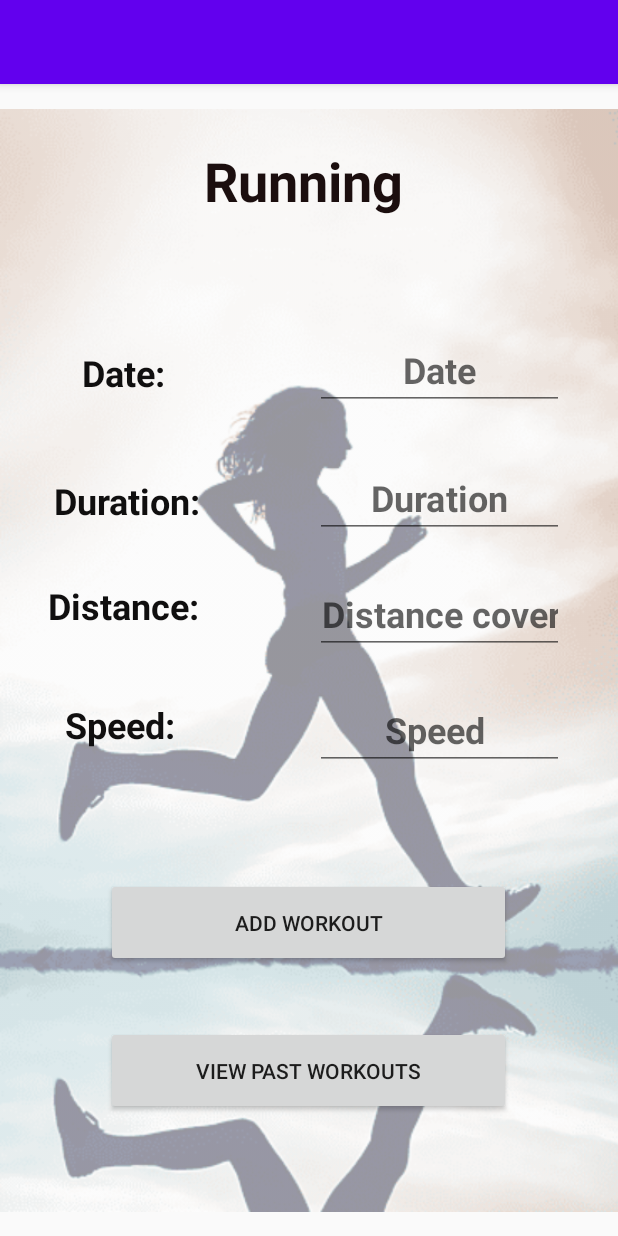
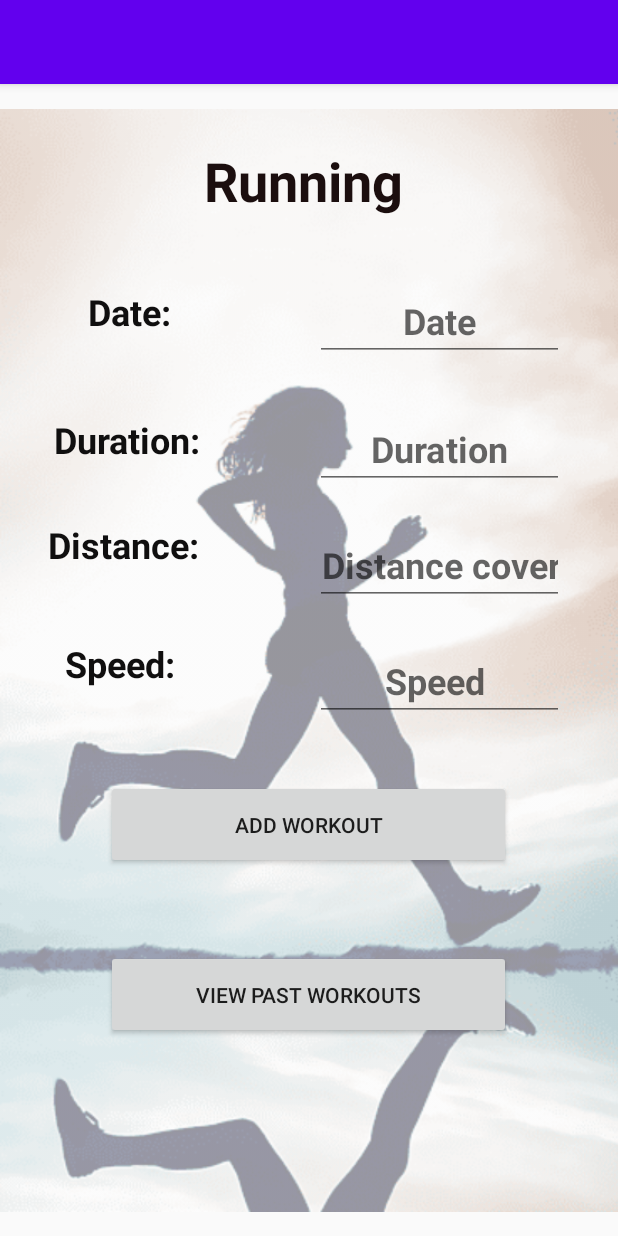
Before and after one commit to SkltnJack/WorkoutFinalProject, an Android app: the RunningFragment screen opened through its navigation route, on a phone screen of 412 x 824 dp. Run offline under Robolectric (Android 15) with nearby library versions, the phone set to English and light mode, and no system bars; our stand-ins replace data binding; Roboto replaces fonts that are not available here.

Commit message:
added buttons to running_fragment.xml and weight_fragment.xml

```diff
--- a/app/src/main/res/layout/running_fragment.xml
+++ b/app/src/main/res/layout/running_fragment.xml
@@ -45,8 +45,8 @@
             android:id="@+id/textViewDate"
             android:layout_width="139dp"
             android:layout_height="41dp"
-            android:layout_marginStart="16dp"
-            android:layout_marginTop="176dp"
+            android:layout_marginStart="20dp"
+            android:layout_marginTop="44dp"
             android:fontFamily="@font/advent_pro_semibold"
             android:text="Date: "
             android:textAlignment="center"
@@ -54,7 +54,7 @@
             android:textSize="24sp"
             android:textStyle="bold"
             app:layout_constraintStart_toStartOf="parent"
-            app:layout_constraintTop_toTopOf="parent" />
+            app:layout_constraintTop_toBottomOf="@+id/textViewRun" />
 
         <TextView
             android:id="@+id/textViewTime"
@@ -105,7 +105,7 @@
             android:id="@+id/editDate"
             android:layout_width="166dp"
             android:layout_height="49dp"
-            android:layout_marginTop="168dp"
+            android:layout_marginTop="44dp"
             android:layout_marginEnd="36dp"
             android:alpha="1"
             android:ems="10"
@@ -117,7 +117,7 @@
             android:textSize="24sp"
             android:textStyle="bold"
             app:layout_constraintEnd_toEndOf="parent"
-            app:layout_constraintTop_toTopOf="parent" />
+            app:layout_constraintTop_toBottomOf="@+id/textViewRun" />
 
         <EditText
             android:id="@+id/editDuration"
@@ -182,8 +182,8 @@
             app:layout_constraintEnd_toEndOf="parent"
             app:layout_constraintHorizontal_bias="0.496"
             app:layout_constraintStart_toStartOf="parent"
-            app:layout_constraintTop_toTopOf="parent"
-            app:layout_constraintVertical_bias="0.747" />
+            app:layout_constraintTop_toBottomOf="@+id/editSpeed"
+            app:layout_constraintVertical_bias="0.139" />
 
         <Button
             android:id="@+id/btnViewPastWorkouts"
@@ -194,8 +194,8 @@
             app:layout_constraintEnd_toEndOf="parent"
             app:layout_constraintHorizontal_bias="0.496"
             app:layout_constraintStart_toStartOf="parent"
-            app:layout_constraintTop_toTopOf="parent"
-            app:layout_constraintVertical_bias="0.886" />
+            app:layout_constraintTop_toBottomOf="@+id/btnAddWorkout"
+            app:layout_constraintVertical_bias="0.293" />
     </androidx.constraintlayout.widget.ConstraintLayout>
 
 </layout>
```
Also changed, not shown: app/src/main/res/layout/weight_fragment.xml (+33 -9 lines).
